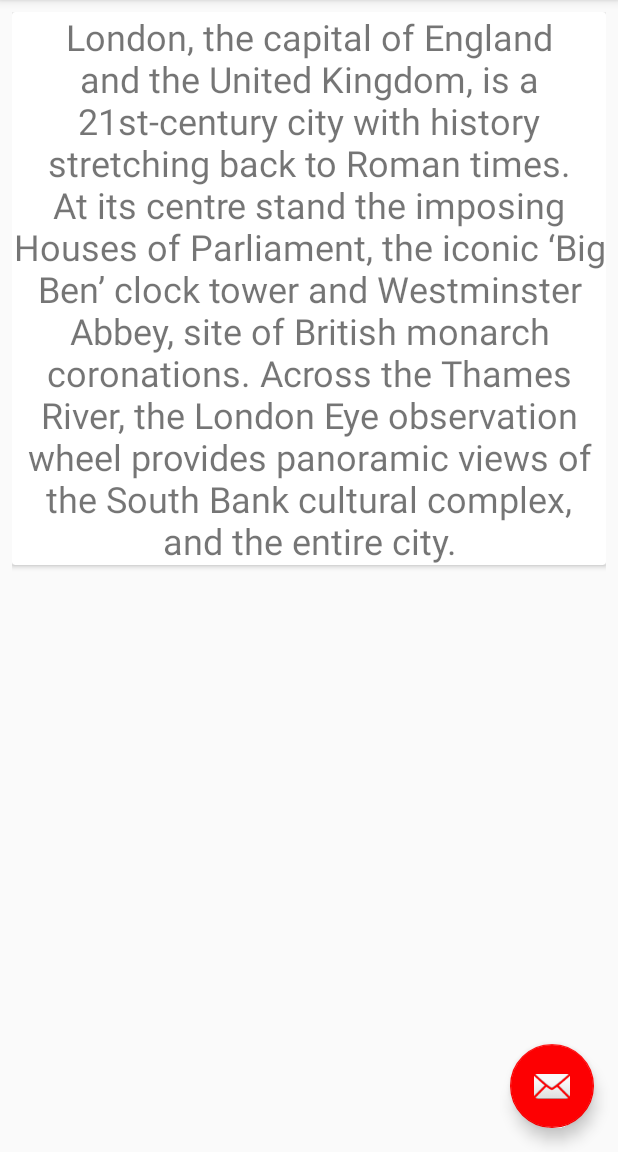
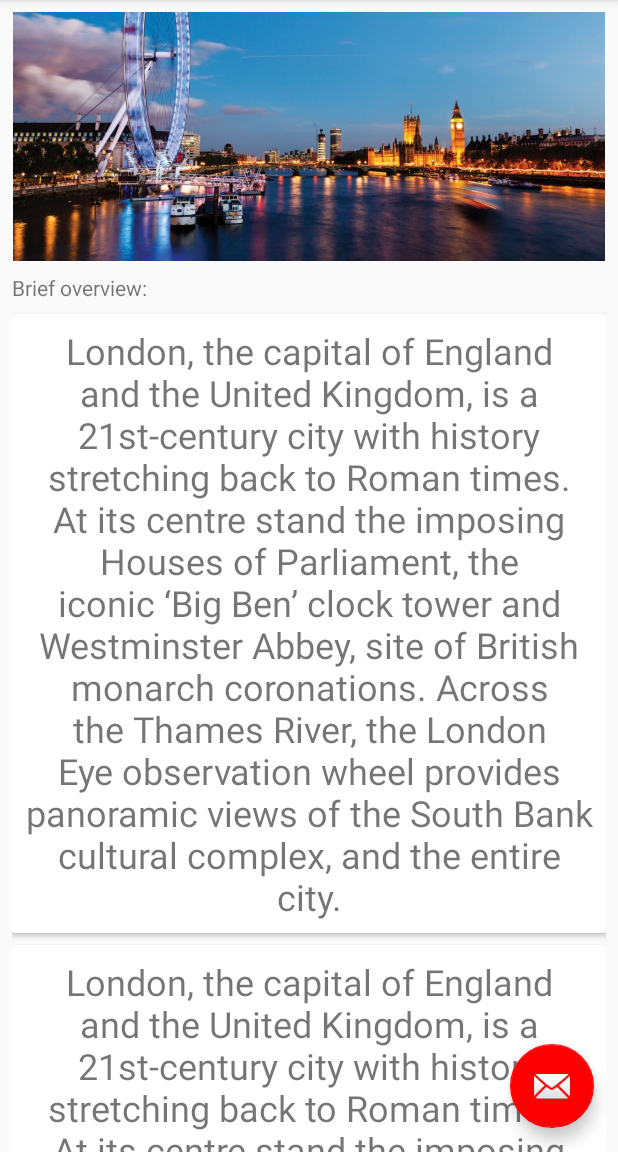
Before and after one commit to NikolaTT/INF397LondonTourGuide, an Android app: the screen it shows after launch (MainActivity), on a phone screen of 412 x 824 dp, the part 84-1236 px from its top. Run offline under Robolectric (Android 15) with nearby library versions, the phone set to English and light mode, and no system bars.

Commit message:
Added Image and set-up the ConstraintLayout in the NestedScrollView of the Information fragment

```diff
--- a/app/src/main/res/layout/fragment_information.xml
+++ b/app/src/main/res/layout/fragment_information.xml
@@ -1,32 +1,69 @@
-<android.support.constraint.ConstraintLayout xmlns:android="http://schemas.android.com/apk/res/android"
+<android.support.v4.widget.NestedScrollView xmlns:android="http://schemas.android.com/apk/res/android"
+    xmlns:app="http://schemas.android.com/apk/res-auto"
     xmlns:tools="http://schemas.android.com/tools"
     android:layout_width="match_parent"
     android:layout_height="match_parent"
-    xmlns:app="http://schemas.android.com/apk/res-auto"
-    tools:context="aubg.edu.londontourguide.InformationFragment">
+    android:layout_marginBottom="8dp"
+    android:layout_marginEnd="8dp"
+    android:layout_marginStart="8dp"
+    android:layout_marginTop="8dp"
+    app:layout_behavior="@string/appbar_scrolling_view_behavior">
 
-    <android.support.v4.widget.NestedScrollView
-        android:layout_width="0dp"
-        android:layout_height="0dp"
-        app:layout_behavior="@string/appbar_scrolling_view_behavior"
-        tools:layout_constraintTop_creator="1"
-        tools:layout_constraintRight_creator="1"
-        tools:layout_constraintBottom_creator="1"
-        android:layout_marginStart="8dp"
-        app:layout_constraintBottom_toBottomOf="parent"
-        android:layout_marginEnd="8dp"
-        app:layout_constraintRight_toRightOf="parent"
-        android:layout_marginTop="8dp"
-        tools:layout_constraintLeft_creator="1"
-        android:layout_marginBottom="8dp"
-        app:layout_constraintLeft_toLeftOf="parent"
-        app:layout_constraintTop_toTopOf="parent"
-        app:layout_constraintVertical_bias="0.0">
+    <android.support.constraint.ConstraintLayout
+        android:layout_width="match_parent"
+        android:layout_height="match_parent">
 
+        <ImageView
+            android:layout_width="wrap_content"
+            android:layout_height="wrap_content"
+            android:id="@+id/london_main_image"
+            android:adjustViewBounds="true"
+            app:layout_constraintLeft_toLeftOf="parent"
+            app:layout_constraintRight_toRightOf="parent"
+            android:src="@drawable/east_london_development_londoneye_1024x430"
+            app:layout_constraintTop_toTopOf="parent"/>
+
+        <TextView
+            android:layout_width="wrap_content"
+            android:layout_height="wrap_content"
+            android:id="@+id/information_headline"
+            app:layout_constraintLeft_toLeftOf="parent"
+            android:layout_marginTop="8dp"
+            app:layout_constraintTop_toBottomOf="@id/london_main_image"
+            android:text="Brief overview:" />
 
         <android.support.v7.widget.CardView
-            android:layout_width="match_parent"
-            android:layout_height="wrap_content">
+            android:id="@+id/cardView1"
+            android:layout_width="0dp"
+            android:layout_height="wrap_content"
+            android:layout_marginTop="8dp"
+            app:contentPadding="8dp"
+            app:layout_constraintLeft_toLeftOf="parent"
+            app:layout_constraintRight_toRightOf="parent"
+            app:layout_constraintTop_toBottomOf="@id/information_headline"
+            tools:layout_constraintLeft_creator="1">
+
+            <TextView
+                android:id="@+id/textView2"
+                android:layout_width="wrap_content"
+                android:layout_height="wrap_content"
+                android:text="@string/london_description"
+                android:textAlignment="center"
+                android:textSize="24sp" />
+
+        </android.support.v7.widget.CardView>
+
+        <android.support.v7.widget.CardView
+            android:id="@+id/cardView2"
+            android:layout_width="0dp"
+            android:layout_height="wrap_content"
+            android:layout_marginTop="8dp"
+            app:contentPadding="8dp"
+            app:layout_constraintLeft_toLeftOf="parent"
+            app:layout_constraintRight_toRightOf="parent"
+            app:layout_constraintTop_toBottomOf="@+id/cardView1"
+            tools:layout_constraintLeft_creator="1"
+            tools:layout_constraintRight_creator="1">
 
             <TextView
                 android:layout_width="wrap_content"
@@ -35,7 +72,27 @@
                 android:textAlignment="center"
                 android:textSize="24sp" />
 
-            </android.support.v7.widget.CardView>
-    </android.support.v4.widget.NestedScrollView>
+        </android.support.v7.widget.CardView>
 
-</android.support.constraint.ConstraintLayout>
+        <android.support.v7.widget.CardView
+            android:id="@+id/cardView3"
+            android:layout_width="0dp"
+            android:layout_height="wrap_content"
+            android:layout_marginTop="8dp"
+            app:contentPadding="8dp"
+            app:layout_constraintLeft_toLeftOf="parent"
+            app:layout_constraintRight_toRightOf="parent"
+            app:layout_constraintTop_toBottomOf="@+id/cardView2"
+            tools:layout_constraintLeft_creator="1"
+            tools:layout_constraintRight_creator="1">
+
+            <TextView
+                android:layout_width="wrap_content"
+                android:layout_height="wrap_content"
+                android:text="@string/london_description"
+                android:textAlignment="center"
+                android:textSize="24sp" />
+
+        </android.support.v7.widget.CardView>
+    </android.support.constraint.ConstraintLayout>
+</android.support.v4.widget.NestedScrollView>
```
Also changed, not shown: app/src/main/res/drawable/east_london_development_londoneye_1024x430.jpg (added), app/src/main/res/drawable/london_main.jpg (added), 2 other files.
